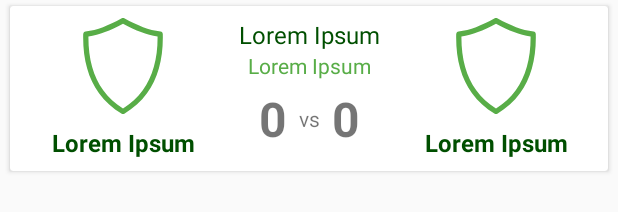
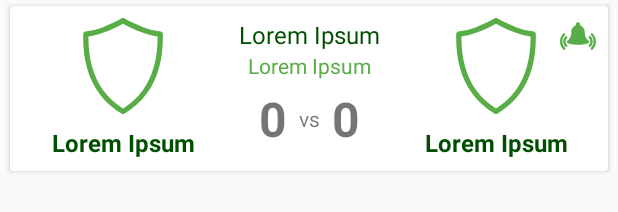
Before and after one commit to f1dz/Football-Match-Schedule, an Android app: the layout match_item.xml on its own in the app's theme, with its tools: preview values and no code run, on a phone screen of 412 x 824 dp. Shown: the top 212 px of the screen. Run offline under Robolectric (Android 15) with nearby library versions, the phone set to English and light mode, and no system bars.

```diff
--- a/app/src/main/AndroidManifest.xml
+++ b/app/src/main/AndroidManifest.xml
@@ -3,6 +3,7 @@
     package="in.khofid.schedule">
 
     <uses-permission android:name="android.permission.INTERNET" />
+    <uses-permission android:name="android.permission.WRITE_CALENDAR"/>
 
     <application
         android:allowBackup="true"
--- /dev/null
+++ b/app/src/main/res/drawable/ic_alarm_bell_ringing.xml
@@ -0,0 +1,8 @@
+<vector android:height="24dp" android:viewportHeight="474.478"
+    android:viewportWidth="474.478" android:width="24dp" xmlns:android="http://schemas.android.com/apk/res/android">
+    <path android:fillColor="#FF000000" android:pathData="M386.535,313.867c0,-7.128 -7.183,-13.795 -19.583,-19.582c-28.954,-28.955 -44.107,-68.914 -41.664,-109.769c0.101,-1.757 0.155,-3.521 0.155,-5.302c0,-39.212 -25.603,-72.405 -60.993,-83.882V83.504c0,-15.027 -12.185,-27.213 -27.212,-27.213c-15.021,0 -27.205,12.186 -27.205,27.205v11.837c-35.39,11.477 -61.001,44.67 -61.001,83.882c0,1.78 0.054,3.545 0.155,5.302c2.443,40.822 -12.732,80.845 -41.656,109.769c-12.407,5.787 -19.583,12.454 -19.583,19.582c0,21.896 66.841,39.644 149.289,39.644C319.694,353.511 386.535,335.763 386.535,313.867z"/>
+    <path android:fillColor="#FF000000" android:pathData="M74.402,310.045c0,-16.808 6.544,-32.607 18.435,-44.499c6.166,-6.157 6.166,-16.152 0,-22.319c-6.166,-6.165 -16.154,-6.165 -22.319,0c-17.856,17.85 -27.683,41.579 -27.683,66.818c0,25.241 9.827,48.97 27.683,66.817c3.083,3.076 7.122,4.617 11.159,4.617c4.039,0 8.086,-1.541 11.168,-4.623c6.157,-6.167 6.157,-16.162 -0.008,-22.327C80.946,342.654 74.402,326.847 74.402,310.045z"/>
+    <path android:fillColor="#FF000000" android:pathData="M31.567,310.045c0,-30.673 11.946,-59.512 33.633,-81.198c6.165,-6.157 6.165,-16.153 0,-22.319c-6.165,-6.165 -16.153,-6.165 -22.319,0C15.229,234.172 0,270.941 0,310.045c0,39.104 15.229,75.874 42.881,103.518c3.083,3.083 7.121,4.624 11.16,4.624c4.038,0 8.077,-1.541 11.159,-4.624c6.165,-6.165 6.165,-16.161 0,-22.318C43.514,369.558 31.567,340.719 31.567,310.045z"/>
+    <path android:fillColor="#FF000000" android:pathData="M403.961,243.227c-6.165,-6.165 -16.153,-6.165 -22.32,0c-6.164,6.167 -6.164,16.162 0,22.319c11.892,11.892 18.436,27.691 18.436,44.499c0,16.802 -6.544,32.608 -18.436,44.484c-6.164,6.165 -6.164,16.16 -0.008,22.327c3.084,3.082 7.13,4.623 11.168,4.623c4.038,0 8.077,-1.541 11.159,-4.617c17.856,-17.848 27.683,-41.576 27.683,-66.817C431.643,284.806 421.816,261.076 403.961,243.227z"/>
+    <path android:fillColor="#FF000000" android:pathData="M431.597,206.528c-6.167,-6.165 -16.154,-6.165 -22.319,0c-6.165,6.166 -6.165,16.162 0,22.319c21.687,21.687 33.633,50.525 33.633,81.198c0,30.674 -11.947,59.513 -33.633,81.199c-6.165,6.157 -6.165,16.153 0,22.318c3.083,3.083 7.122,4.624 11.159,4.624c4.039,0 8.078,-1.541 11.161,-4.624c27.651,-27.644 42.881,-64.413 42.881,-103.518C474.478,270.941 459.249,234.172 431.597,206.528z"/>
+</vector>
--- a/app/src/main/res/layout/match_item.xml
+++ b/app/src/main/res/layout/match_item.xml
@@ -2,6 +2,7 @@
 
 <android.support.v7.widget.CardView xmlns:android="http://schemas.android.com/apk/res/android"
     xmlns:app="http://schemas.android.com/apk/res-auto"
+    xmlns:tools="http://schemas.android.com/tools"
     android:layout_width="match_parent"
     android:layout_height="wrap_content"
     style="@style/CardView.Light"
@@ -134,13 +135,25 @@
             android:id="@+id/favorite"
             android:layout_width="24dp"
             android:layout_height="24dp"
+            android:layout_marginStart="8dp"
+            android:layout_marginTop="8dp"
+            android:src="@drawable/ic_added_to_favorites"
+            android:tint="@color/colorAccent"
+            android:visibility="invisible"
+            app:layout_constraintStart_toStartOf="parent"
+            app:layout_constraintTop_toTopOf="parent" />
+
+        <ImageView
+            android:id="@+id/reminder"
+            android:layout_width="wrap_content"
+            android:layout_height="wrap_content"
             android:layout_marginTop="8dp"
             android:layout_marginEnd="8dp"
-            android:visibility="invisible"
+            android:src="@drawable/ic_alarm_bell_ringing"
             android:tint="@color/colorAccent"
-            android:src="@drawable/ic_added_to_favorites"
             app:layout_constraintEnd_toEndOf="parent"
             app:layout_constraintTop_toTopOf="parent" />
+
     </android.support.constraint.ConstraintLayout>
 
 </android.support.v7.widget.CardView>
```
Also changed, not shown: app/src/main/java/in/khofid/schedule/match/MatchAdapter.kt (+13 -0 lines), app/src/main/java/in/khofid/schedule/match/NextMatchFragment.kt (+0 -35 lines), app/src/main/java/in/khofid/schedule/match/PrevMatchFragment.kt (+0 -32 lines), app/src/main/java/in/khofid/schedule/model/Match.kt (+8 -1 lines), app/src/main/java/in/khofid/schedule/utils/Utils.kt (+23 -0 lines).
